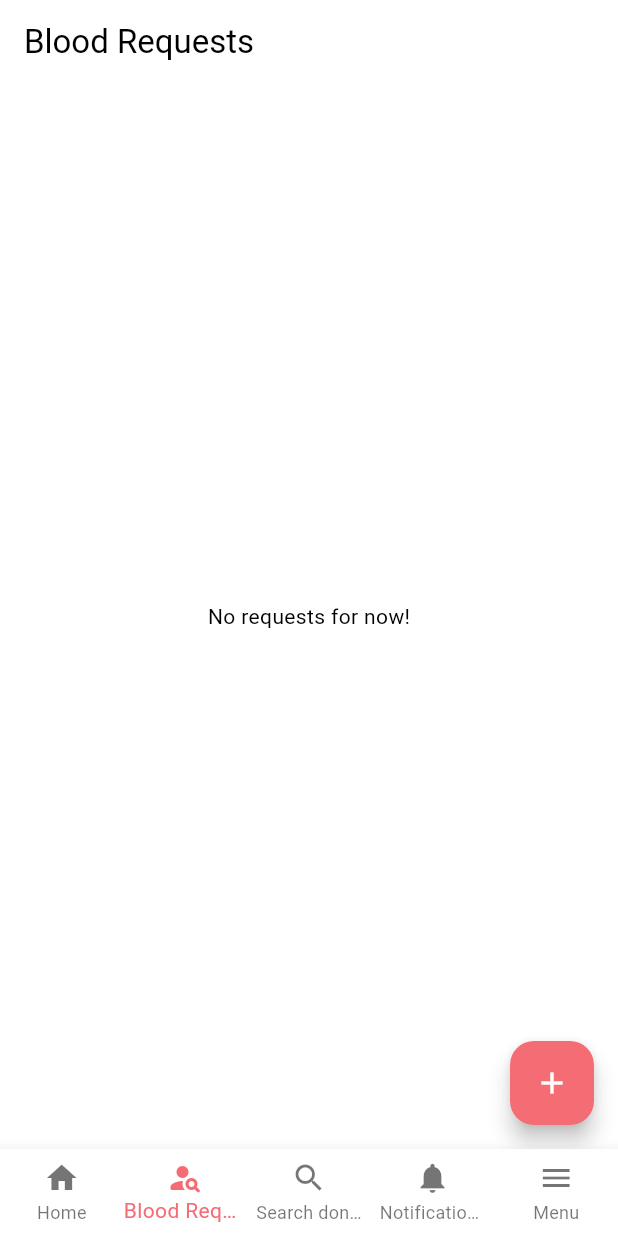
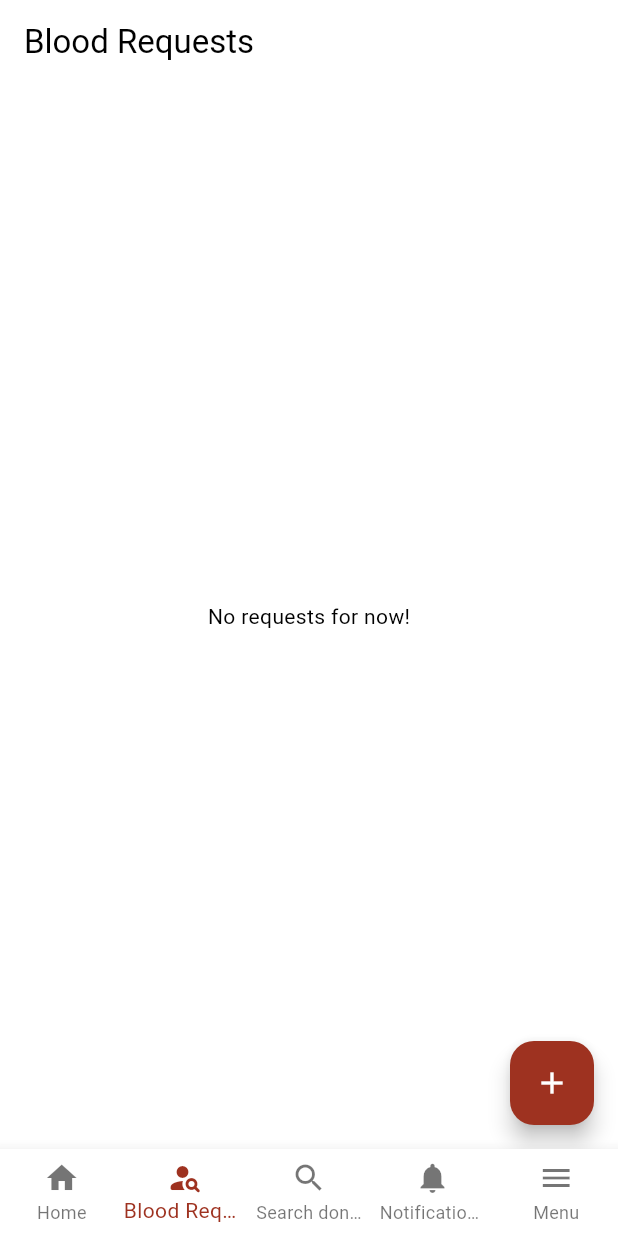
Before and after one commit to overlorddamygod/raktadaan, a Flutter app: the screen it shows after launch, item 2 of the bottom bar chosen, on a phone screen of 412 x 824 dp. Run offline on Flutter 3.47's test engine with Material 3 defaults, Android fonts, the light colour scheme and no system bars; our stand-ins replace cloud_firestore, email_validator, firebase_auth, firebase_core, flutter_map, flutter_svg and 4 more; missing offline and left inert: geoflutterfire2; accounts and stored records are empty.

Commit message:
fix: app theme color

```diff
--- a/lib/src/constants/app_themes.dart
+++ b/lib/src/constants/app_themes.dart
@@ -3,23 +3,22 @@ import 'package:flutter/material.dart';
 class AppThemes {
   AppThemes._();
 
-  static const Color primaryColor = Color(0xFFF46D75);
-
+  static const Color primaryColor = Color(0xFF9E3220);
   //the light theme
   static final ThemeData lightTheme = ThemeData(
     primarySwatch: const MaterialColor(
       0xFFF46D75,
       <int, Color>{
-        50: Color(0xFFF46D75),
-        100: Color(0xFFF46D75),
-        200: Color(0xFFF46D75),
-        300: Color(0xFFF46D75),
-        400: Color(0xFFF46D75),
-        500: Color(0xFFF46D75),
-        600: Color(0xFFF46D75),
-        700: Color(0xFFF46D75),
-        800: Color(0xFFF46D75),
-        900: Color(0xFFF46D75),
+        50: primaryColor,
+        100: primaryColor,
+        200: primaryColor,
+        300: primaryColor,
+        400: primaryColor,
+        500: primaryColor,
+        600: primaryColor,
+        700: primaryColor,
+        800: primaryColor,
+        900: primaryColor,
       },
     ),
     appBarTheme: const AppBarTheme(
```
